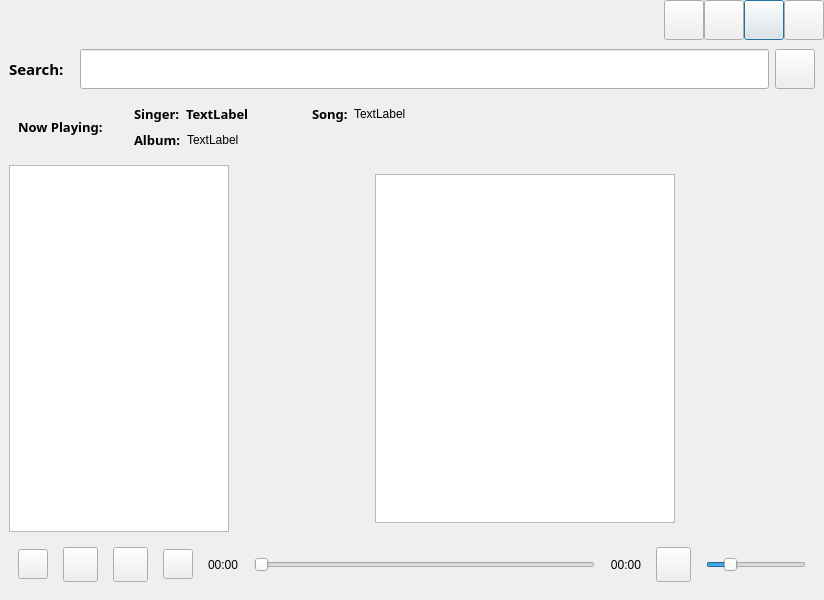
Old version of the form ui3280player.ui in the repository tywong7/csci3280_plaeyr.
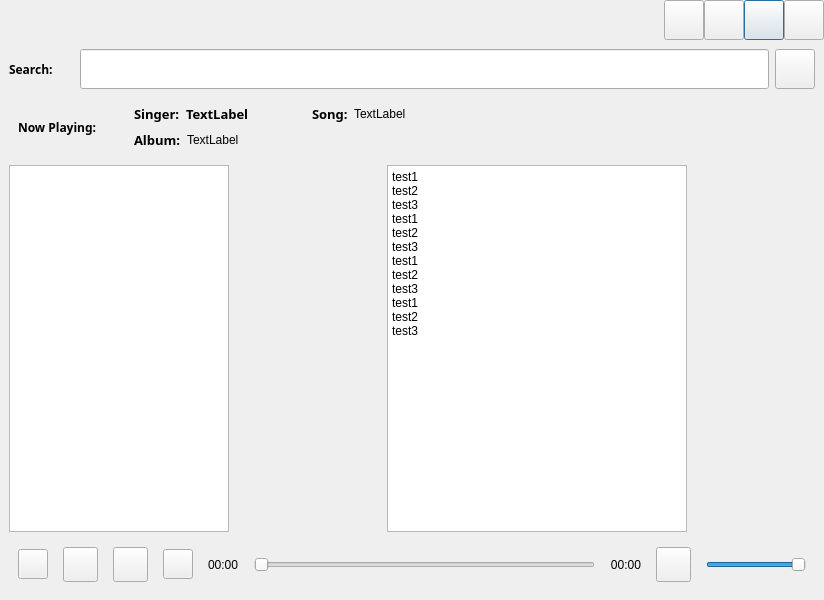
New version of the form.

```diff
--- a/ui3280player.ui
+++ b/ui3280player.ui
@@ -240,7 +240,7 @@
           <property name="font">
            <font>
             <family>微軟正黑體</family>
-            <pointsize>11</pointsize>
+            <pointsize>9</pointsize>
             <weight>75</weight>
             <bold>true</bold>
            </font>
@@ -338,7 +338,7 @@
              <property name="font">
               <font>
                <family>微軟正黑體</family>
-               <pointsize>10</pointsize>
+               <pointsize>9</pointsize>
                <weight>75</weight>
                <bold>true</bold>
               </font>
@@ -533,7 +533,9 @@
         </item>
         <item>
          <widget class="QWidget" name="widgetLyrics" native="true">
-          <layout class="QVBoxLayout" name="verticalLayout_7">
+          <layout class="QVBoxLayout" name="verticalLayout_7"/>
+         </widget>
+        </item>
            <item>
             <widget class="QTextBrowser" name="lyrics_display">
              <property name="minimumSize">
@@ -548,14 +550,29 @@
                <height>16777215</height>
               </size>
              </property>
+          <property name="html">
+           <string>&lt;!DOCTYPE HTML PUBLIC &quot;-//W3C//DTD HTML 4.0//EN&quot; &quot;http://www.w3.org/TR/REC-html40/strict.dtd&quot;&gt;
+&lt;html&gt;&lt;head&gt;&lt;meta name=&quot;qrichtext&quot; content=&quot;1&quot; /&gt;&lt;style type=&quot;text/css&quot;&gt;
+p, li { white-space: pre-wrap; }
+&lt;/style&gt;&lt;/head&gt;&lt;body style=&quot; font-family:'PMingLiU'; font-size:9pt; font-weight:400; font-style:normal;&quot;&gt;
+&lt;p style=&quot; margin-top:0px; margin-bottom:0px; margin-left:0px; margin-right:0px; -qt-block-indent:0; text-indent:0px;&quot;&gt;test1&lt;/p&gt;
+&lt;p style=&quot; margin-top:0px; margin-bottom:0px; margin-left:0px; margin-right:0px; -qt-block-indent:0; text-indent:0px;&quot;&gt;test2&lt;/p&gt;
+&lt;p style=&quot; margin-top:0px; margin-bottom:0px; margin-left:0px; margin-right:0px; -qt-block-indent:0; text-indent:0px;&quot;&gt;test3&lt;/p&gt;
+&lt;p style=&quot; margin-top:0px; margin-bottom:0px; margin-left:0px; margin-right:0px; -qt-block-indent:0; text-indent:0px;&quot;&gt;test1&lt;/p&gt;
+&lt;p style=&quot; margin-top:0px; margin-bottom:0px; margin-left:0px; margin-right:0px; -qt-block-indent:0; text-indent:0px;&quot;&gt;test2&lt;/p&gt;
+&lt;p style=&quot; margin-top:0px; margin-bottom:0px; margin-left:0px; margin-right:0px; -qt-block-indent:0; text-indent:0px;&quot;&gt;test3&lt;/p&gt;
+&lt;p style=&quot; margin-top:0px; margin-bottom:0px; margin-left:0px; margin-right:0px; -qt-block-indent:0; text-indent:0px;&quot;&gt;test1&lt;/p&gt;
+&lt;p style=&quot; margin-top:0px; margin-bottom:0px; margin-left:0px; margin-right:0px; -qt-block-indent:0; text-indent:0px;&quot;&gt;test2&lt;/p&gt;
+&lt;p style=&quot; margin-top:0px; margin-bottom:0px; margin-left:0px; margin-right:0px; -qt-block-indent:0; text-indent:0px;&quot;&gt;test3&lt;/p&gt;
+&lt;p style=&quot; margin-top:0px; margin-bottom:0px; margin-left:0px; margin-right:0px; -qt-block-indent:0; text-indent:0px;&quot;&gt;test1&lt;/p&gt;
+&lt;p style=&quot; margin-top:0px; margin-bottom:0px; margin-left:0px; margin-right:0px; -qt-block-indent:0; text-indent:0px;&quot;&gt;test2&lt;/p&gt;
+&lt;p style=&quot; margin-top:0px; margin-bottom:0px; margin-left:0px; margin-right:0px; -qt-block-indent:0; text-indent:0px;&quot;&gt;test3&lt;/p&gt;&lt;/body&gt;&lt;/html&gt;</string>
+          </property>
              <property name="acceptRichText">
               <bool>true</bool>
              </property>
             </widget>
            </item>
-          </layout>
-         </widget>
-        </item>
         <item>
          <spacer name="horizontalSpacer_3">
           <property name="orientation">
@@ -723,7 +740,7 @@
               </size>
              </property>
              <property name="sliderPosition">
-              <number>20</number>
+              <number>99</number>
              </property>
              <property name="orientation">
               <enum>Qt::Horizontal</enum>
```
Lines whose indentation alone changed are shown as unchanged.
